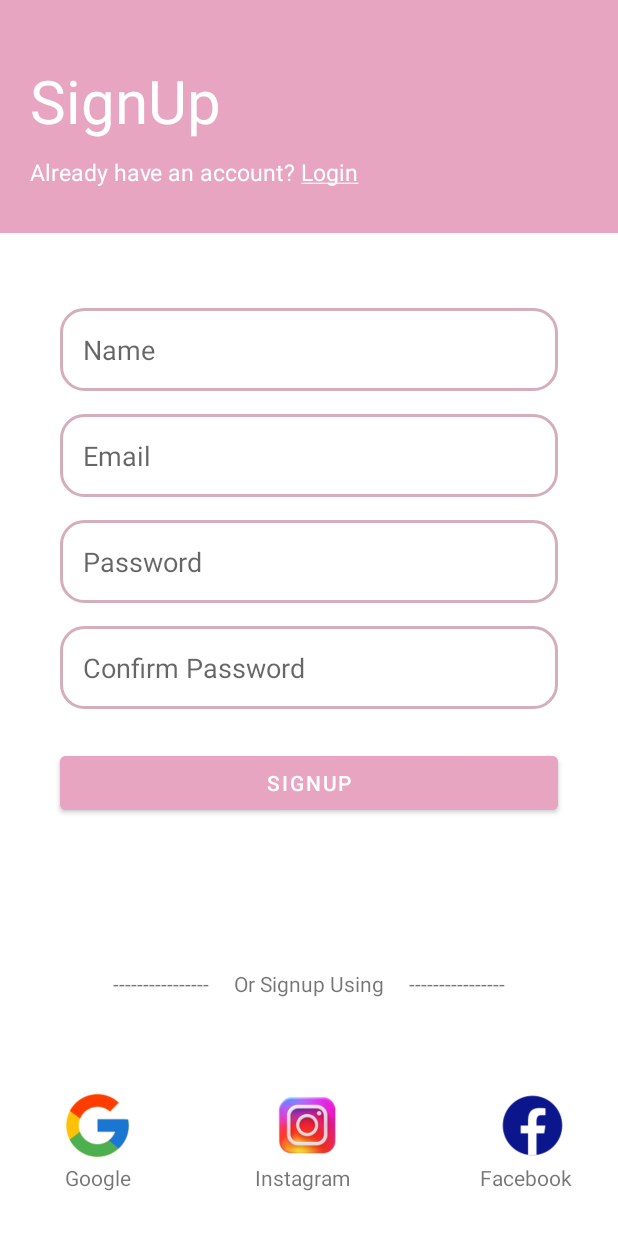
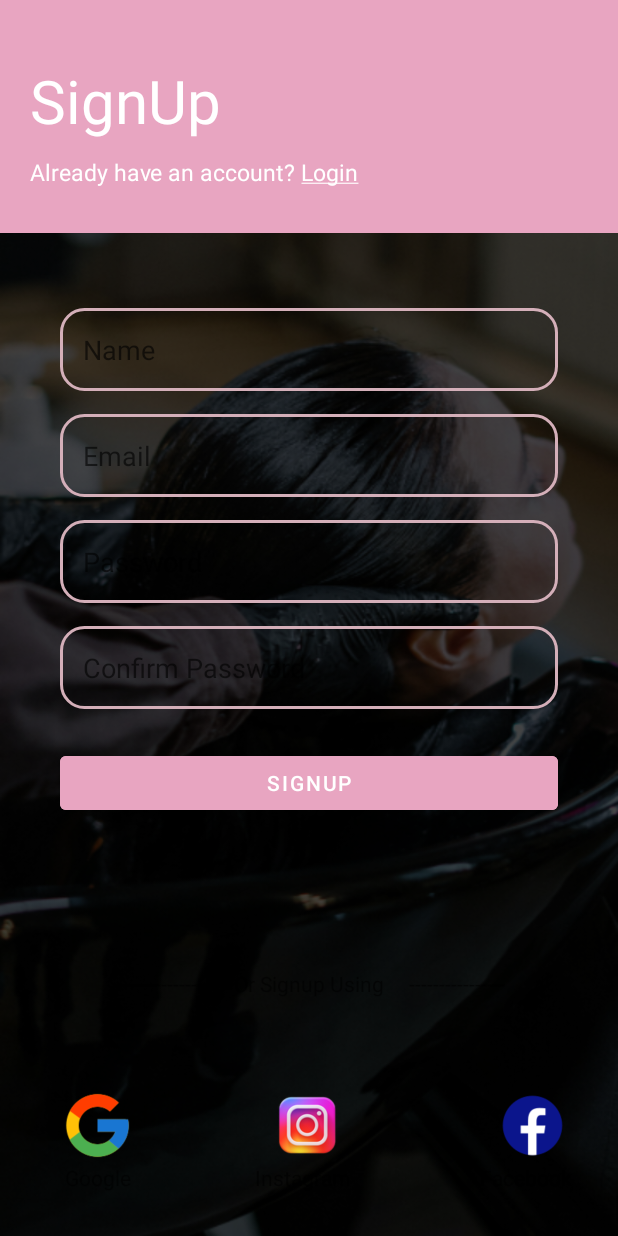
Before and after one commit to caesar0016/SalonAppointment_final, an Android app: the screen it shows after launch (signupFrm), after a tap on "GET STARTED", on a phone screen of 412 x 824 dp. Run offline under Robolectric (Android 15) with nearby library versions, the phone set to English and light mode, and no system bars; our stand-ins replace Firebase (no records; nobody signed in at launch, a user with empty details on screens opened directly).

Commit message:
splash final

```diff
--- a/app/src/main/res/values/themes.xml
+++ b/app/src/main/res/values/themes.xml
@@ -1,7 +1,7 @@
 <resources xmlns:tools="http://schemas.android.com/tools">
     <!-- Base application theme. -->
     <style name="Base.Theme.SalonAppointment" parent="Theme.MaterialComponents.DayNight.NoActionBar">
-        <item name="android:windowIsTranslucent">true</item>
+        <item name="android:windowBackground">@drawable/bg1</item>
         <!-- Customize your light theme here. -->
         <!-- <item name="colorPrimary">@color/my_light_primary</item> -->
     </style>
@@ -12,7 +12,9 @@
         </item>
     </style>
 
-    <style name="Theme.SalonAppointment" parent="Base.Theme.SalonAppointment" />
+    <style name="Theme.SalonAppointment" parent="Base.Theme.SalonAppointment">
+        <item name="android:windowBackground">@drawable/bg1</item>
+    </style>
 
     <style name="button" parent="Widget.MaterialComponents.Button">
         <item name="backgroundColor">
```
